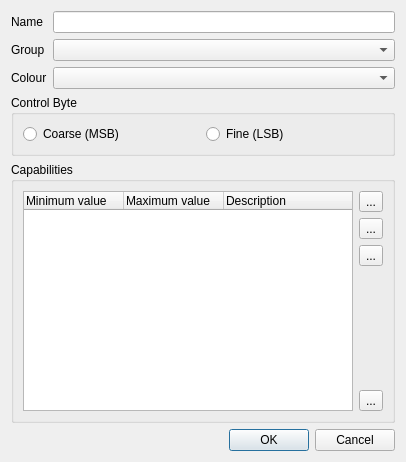
Bondzio/qlc, file trunk/fixtureeditor/editchannel.ui: the form before one commit.
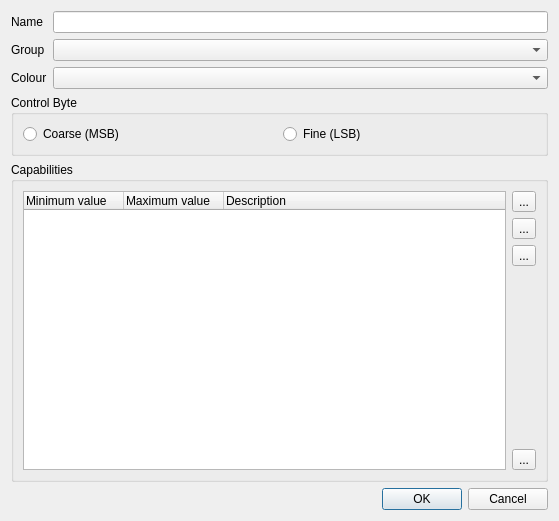
The form after the commit. Icons and pictures are not drawn.

Commit message: Simplified the layout objects in some of the editor windows and resized icons to 32x32

Patch:
```diff
--- a/trunk/fixtureeditor/editchannel.ui
+++ b/trunk/fixtureeditor/editchannel.ui
@@ -6,14 +6,14 @@
    <rect>
     <x>0</x>
     <y>0</y>
-    <width>406</width>
-    <height>462</height>
+    <width>559</width>
+    <height>521</height>
    </rect>
   </property>
   <property name="windowTitle">
    <string>Edit Channel</string>
   </property>
-  <layout class="QGridLayout" name="gridLayout">
+  <layout class="QGridLayout" name="gridLayout_2">
    <item row="0" column="0">
     <widget class="QLabel" name="m_nameLabel">
      <property name="text">
@@ -22,7 +22,11 @@
     </widget>
    </item>
    <item row="0" column="1">
-    <widget class="QLineEdit" name="m_nameEdit"/>
+    <widget class="QLineEdit" name="m_nameEdit">
+     <property name="toolTip">
+      <string>The name of this channel</string>
+     </property>
+    </widget>
    </item>
    <item row="1" column="0">
     <widget class="QLabel" name="m_groupLabel">
@@ -32,7 +36,11 @@
     </widget>
    </item>
    <item row="1" column="1">
-    <widget class="QComboBox" name="m_groupCombo"/>
+    <widget class="QComboBox" name="m_groupCombo">
+     <property name="toolTip">
+      <string>The group this channel belongs to</string>
+     </property>
+    </widget>
    </item>
    <item row="2" column="0">
     <widget class="QLabel" name="m_colourLabel">
@@ -76,8 +84,8 @@
      <property name="title">
       <string>Capabilities</string>
      </property>
-     <layout class="QHBoxLayout">
-      <item>
+     <layout class="QGridLayout" name="gridLayout">
+      <item row="0" column="0" rowspan="5">
        <widget class="QTreeWidget" name="m_capabilityList">
         <property name="alternatingRowColors">
          <bool>true</bool>
@@ -108,9 +116,7 @@
         </column>
        </widget>
       </item>
-      <item>
-       <layout class="QVBoxLayout">
-        <item>
+      <item row="0" column="1">
          <widget class="QToolButton" name="m_addCapabilityButton">
           <property name="text">
            <string notr="true">...</string>
@@ -121,13 +127,13 @@
           </property>
           <property name="iconSize">
            <size>
-            <width>26</width>
-            <height>26</height>
+          <width>32</width>
+          <height>32</height>
            </size>
           </property>
          </widget>
         </item>
-        <item>
+      <item row="1" column="1">
          <widget class="QToolButton" name="m_removeCapabilityButton">
           <property name="text">
            <string notr="true">...</string>
@@ -138,13 +144,13 @@
           </property>
           <property name="iconSize">
            <size>
-            <width>26</width>
-            <height>26</height>
+          <width>32</width>
+          <height>32</height>
            </size>
           </property>
          </widget>
         </item>
-        <item>
+      <item row="2" column="1">
          <widget class="QToolButton" name="m_editCapabilityButton">
           <property name="text">
            <string notr="true">...</string>
@@ -155,13 +161,13 @@
           </property>
           <property name="iconSize">
            <size>
-            <width>26</width>
-            <height>26</height>
+          <width>32</width>
+          <height>32</height>
            </size>
           </property>
          </widget>
         </item>
-        <item>
+      <item row="3" column="1">
          <spacer>
           <property name="orientation">
            <enum>Qt::Vertical</enum>
@@ -169,12 +175,12 @@
           <property name="sizeHint" stdset="0">
            <size>
             <width>20</width>
-            <height>40</height>
+          <height>84</height>
            </size>
           </property>
          </spacer>
         </item>
-        <item>
+      <item row="4" column="1">
          <widget class="QToolButton" name="m_wizardButton">
           <property name="toolTip">
            <string>Capability wizard</string>
@@ -188,13 +194,11 @@
           </property>
           <property name="iconSize">
            <size>
-            <width>26</width>
-            <height>26</height>
+          <width>32</width>
+          <height>32</height>
            </size>
           </property>
          </widget>
-        </item>
-       </layout>
       </item>
      </layout>
     </widget>
```
Left out of the diff: 9 changed lines with no effect on the pictures. Lines whose indentation alone changed are shown as unchanged. The commit also changes 2 other files.
